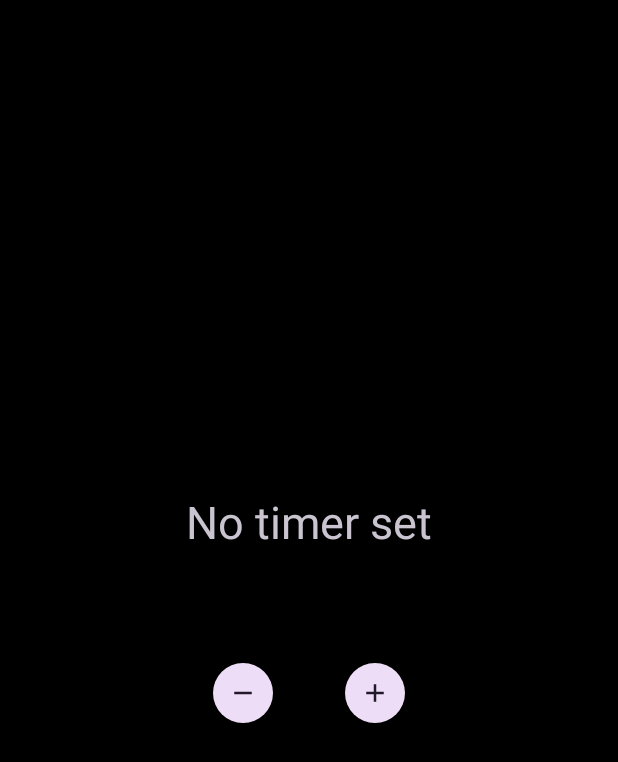
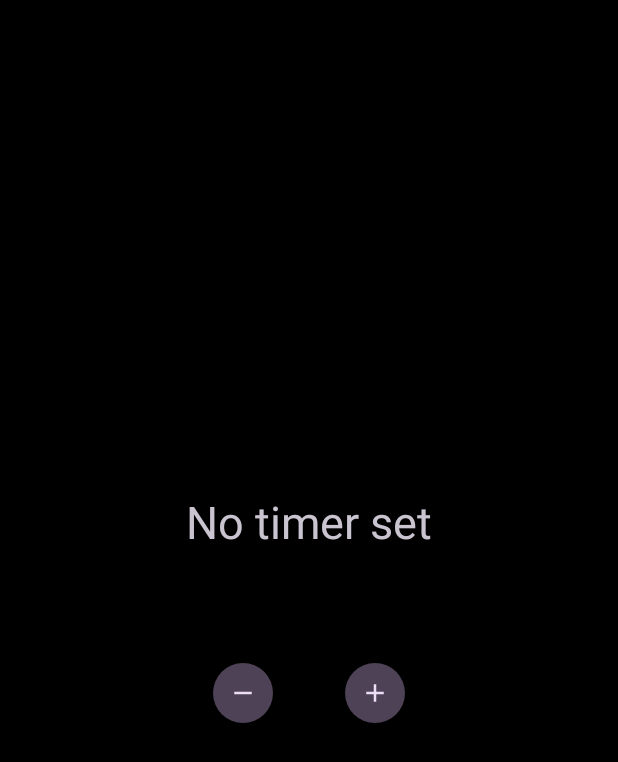
Before and after one commit to vornao/MySleepTimer, an Android app: the screen it shows after launch (MainActivity), on a phone screen of 412 x 824 dp. Shown: the top 762 px of the screen. Run offline under Robolectric (Android 15) with nearby library versions, the phone set to English and light mode, and no system bars; 4 statements that could not run were skipped.

Commit message:
fixed permission request, removed light theme

```diff
--- a/app/build.gradle.kts
+++ b/app/build.gradle.kts
@@ -19,7 +19,7 @@ android {
 
     buildTypes {
         release {
-            isMinifyEnabled = false
+            isMinifyEnabled = true
             isDebuggable = false
             proguardFiles(
                 getDefaultProguardFile("proguard-android-optimize.txt"),
--- a/app/src/main/java/dev/vornao/mysleeptimer/MainActivity.kt
+++ b/app/src/main/java/dev/vornao/mysleeptimer/MainActivity.kt
@@ -23,9 +23,6 @@ class MainActivity : AppCompatActivity() {
         super.onCreate(savedInstanceState)
         setContentView(R.layout.activity_main)
 
-        // force night mode
-        AppCompatDelegate.setDefaultNightMode(AppCompatDelegate.MODE_NIGHT_YES)
-
         var timerValue = 0
         val addTime = findViewById<Button>(R.id.add_time)
         val subTime = findViewById<Button>(R.id.sub_time)
@@ -34,16 +31,14 @@ class MainActivity : AppCompatActivity() {
         val sleepAdminReceiver = ComponentName(this, SleepAdminReceiver::class.java)
         val workManager = WorkManager.getInstance(this)
 
-        checkNotificationPermission()
+        if (!devicePolicyManager.isAdminActive(sleepAdminReceiver)) {
+            requestAdmin(sleepAdminReceiver, devicePolicyManager)
+        }
 
         // check if there is a timer running and cancel it
         if (workManager.getWorkInfosByTag("sleep").get().size > 0) {
             workManager.cancelAllWorkByTag("sleep")
             Snackbar.make(addTime, "All timers cancelled", Snackbar.LENGTH_SHORT).show()
-        }
-
-        if (!devicePolicyManager.isAdminActive(sleepAdminReceiver)) {
-            requestAdminPermissions(sleepAdminReceiver)
         }
 
         addTime.setOnClickListener {
@@ -70,54 +65,27 @@ class MainActivity : AppCompatActivity() {
     override fun onResume() {
         super.onResume()
         val workManager = WorkManager.getInstance(this)
-        // delete all work with tag sleep if there is any and status is enqueued
         if (workManager.getWorkInfosByTag("sleep").get().size > 0) {
             workManager.cancelAllWorkByTag("sleep")
         }
     }
 
-    private fun requestAdminPermissions(componentName: ComponentName){
-        Intent(DevicePolicyManager.ACTION_ADD_DEVICE_ADMIN).let {
-            it.putExtra(DevicePolicyManager.EXTRA_DEVICE_ADMIN, componentName)
-            it.putExtra(DevicePolicyManager.EXTRA_ADD_EXPLANATION, "Sleep timer")
-            val r = registerForActivityResult(
-                    ActivityResultContracts.StartActivityForResult()) { result ->
-                if (result.resultCode == RESULT_OK) {
-                    Toast.makeText(
-                        this,
-                        "Device admin enabled",
-                        Toast.LENGTH_SHORT).show()
-                        //TODO: make dialog to ask for restart
-                } else {
-                    Toast.makeText(
-                        this,
-                        "Device admin not enabled",
-                        Toast.LENGTH_SHORT).show()
-                }
-            }
-            r.launch(it)
-        }
-    }
-
-    private fun checkNotificationPermission() {
-        // RequestPermission
-
-        val rp = ActivityResultContracts.RequestPermission()
-        registerForActivityResult(rp) { result ->
-            if (result) {
-                Toast.makeText(
-                    this,
-                    "Notification permission granted",
-                    Toast.LENGTH_SHORT
-                ).show()
+    private fun requestAdmin(sleepAdminReceiver: ComponentName, devicePolicyManager: DevicePolicyManager) {
+        val intent = Intent(DevicePolicyManager.ACTION_ADD_DEVICE_ADMIN)
+        intent.putExtra(DevicePolicyManager.EXTRA_DEVICE_ADMIN, sleepAdminReceiver)
+        intent.putExtra(
+            DevicePolicyManager.EXTRA_ADD_EXPLANATION,
+            "This app needs admin permission to lock the device"
+        )
+        Log.d("REQSR", "Requesting admin permission")
+        val launcher = registerForActivityResult(ActivityResultContracts.StartActivityForResult()) {
+            if (devicePolicyManager.isAdminActive(sleepAdminReceiver)) {
+                Toast.makeText(this, "Admin permission granted", Toast.LENGTH_SHORT).show()
             } else {
-                Toast.makeText(
-                    this,
-                    "Notification permission not granted",
-                    Toast.LENGTH_SHORT
-                ).show()
+                Toast.makeText(this, "Admin permission denied", Toast.LENGTH_SHORT).show()
             }
         }
+        launcher.launch(intent)
     }
 
     private fun rescheduleTimer(timerValue: Int) {
@@ -135,7 +103,6 @@ class MainActivity : AppCompatActivity() {
             .setInitialDelay(timerValue.toLong(), java.util.concurrent.TimeUnit.MINUTES)
             .addTag("sleep")
             .build()
-
         workManager.enqueue(sleepTimer)
     }
 }
--- a/app/src/main/java/dev/vornao/mysleeptimer/SleepWorker.kt
+++ b/app/src/main/java/dev/vornao/mysleeptimer/SleepWorker.kt
@@ -24,7 +24,6 @@ class SleepWorker (private val ctx: Context, params: WorkerParameters) : Worker(
             deviceManager.lockNow()
         } catch (e: Exception) {
             Log.e("SleepWorker", "Error locking device: ${e.message}")
-            postLockNotification()
             return Result.failure()
         }
         return Result.success()
--- a/app/src/main/res/values-night/themes.xml
+++ /dev/null
@@ -1,33 +0,0 @@
-<resources>
-    <style name="MySleepTimer" parent="Theme.Material3.Dark.NoActionBar">
-        <item name="colorPrimary">@color/md_theme_dark_primary</item>
-        <item name="colorOnPrimary">@color/md_theme_dark_onPrimary</item>
-        <item name="colorPrimaryContainer">@color/md_theme_dark_primaryContainer</item>
-        <item name="colorOnPrimaryContainer">@color/md_theme_dark_onPrimaryContainer</item>
-        <item name="colorSecondary">@color/md_theme_dark_secondary</item>
-        <item name="colorOnSecondary">@color/md_theme_dark_onSecondary</item>
-        <item name="colorSecondaryContainer">@color/md_theme_dark_secondaryContainer</item>
-        <item name="colorOnSecondaryContainer">@color/md_theme_dark_onSecondaryContainer</item>
-        <item name="colorTertiary">@color/md_theme_dark_tertiary</item>
-        <item name="colorOnTertiary">@color/md_theme_dark_onTertiary</item>
-        <item name="colorTertiaryContainer">@color/md_theme_dark_tertiaryContainer</item>
-        <item name="colorOnTertiaryContainer">@color/md_theme_dark_onTertiaryContainer</item>
-        <item name="colorError">@color/md_theme_dark_error</item>
-        <item name="colorErrorContainer">@color/md_theme_dark_errorContainer</item>
-        <item name="colorOnError">@color/md_theme_dark_onError</item>
-        <item name="colorOnErrorContainer">@color/md_theme_dark_onErrorContainer</item>
-        <item name="android:colorBackground">@color/md_theme_dark_background</item>
-        <item name="colorOnBackground">@color/md_theme_dark_onBackground</item>
-        <item name="colorSurface">@color/md_theme_dark_surface</item>
-        <item name="colorOnSurface">@color/md_theme_dark_onSurface</item>
-        <item name="colorSurfaceVariant">@color/md_theme_dark_surfaceVariant</item>
-        <item name="colorOnSurfaceVariant">@color/md_theme_dark_onSurfaceVariant</item>
-        <item name="colorOutline">@color/md_theme_dark_outline</item>
-        <item name="colorOnSurfaceInverse">@color/md_theme_dark_inverseOnSurface</item>
-        <item name="colorSurfaceInverse">@color/md_theme_dark_inverseSurface</item>
-        <item name="colorPrimaryInverse">@color/md_theme_dark_inversePrimary</item>
-        <item name="android:statusBarColor">
-            @android:color/transparent
-        </item>
-    </style>
-</resources>
--- a/app/src/main/res/values/themes.xml
+++ b/app/src/main/res/values/themes.xml
@@ -1,32 +1,31 @@
 <resources>
-    <style name="MySleepTimer" parent="Theme.Material3.Light.NoActionBar">
-        <item name="colorPrimary">@color/md_theme_light_primary</item>
-        <item name="colorOnPrimary">@color/md_theme_light_onPrimary</item>
-        <item name="colorPrimaryContainer">@color/md_theme_light_primaryContainer</item>
-        <item name="colorOnPrimaryContainer">@color/md_theme_light_onPrimaryContainer</item>
-        <item name="colorSecondary">@color/md_theme_light_secondary</item>
-        <item name="colorOnSecondary">@color/md_theme_light_onSecondary</item>
-        <item name="colorSecondaryContainer">@color/md_theme_light_secondaryContainer</item>
-        <item name="colorOnSecondaryContainer">@color/md_theme_light_onSecondaryContainer</item>
-        <item name="colorTertiary">@color/md_theme_light_tertiary</item>
-        <item name="colorOnTertiary">@color/md_theme_light_onTertiary</item>
-        <item name="colorTertiaryContainer">@color/md_theme_light_tertiaryContainer</item>
-        <item name="colorOnTertiaryContainer">@color/md_theme_light_onTertiaryContainer</item>
-        <item name="colorError">@color/md_theme_light_error</item>
-        <item name="colorErrorContainer">@color/md_theme_light_errorContainer</item>
-        <item name="colorOnError">@color/md_theme_light_onError</item>
-        <item name="colorOnErrorContainer">@color/md_theme_light_onErrorContainer</item>
-        <item name="android:colorBackground">@color/md_theme_light_background</item>
-        <item name="colorOnBackground">@color/md_theme_light_onBackground</item>
-        <item name="colorSurface">@color/md_theme_light_surface</item>
-        <item name="colorOnSurface">@color/md_theme_light_onSurface</item>
-        <item name="colorSurfaceVariant">@color/md_theme_light_surfaceVariant</item>
-        <item name="colorOnSurfaceVariant">@color/md_theme_light_onSurfaceVariant</item>
-        <item name="colorOutline">@color/md_theme_light_outline</item>
-        <item name="colorOnSurfaceInverse">@color/md_theme_light_inverseOnSurface</item>
-        <item name="colorSurfaceInverse">@color/md_theme_light_inverseSurface</item>
-        <item name="colorPrimaryInverse">@color/md_theme_light_inversePrimary</item>
-
+    <style name="MySleepTimer" parent="Theme.Material3.Dark.NoActionBar">
+        <item name="colorPrimary">@color/md_theme_dark_primary</item>
+        <item name="colorOnPrimary">@color/md_theme_dark_onPrimary</item>
+        <item name="colorPrimaryContainer">@color/md_theme_dark_primaryContainer</item>
+        <item name="colorOnPrimaryContainer">@color/md_theme_dark_onPrimaryContainer</item>
+        <item name="colorSecondary">@color/md_theme_dark_secondary</item>
+        <item name="colorOnSecondary">@color/md_theme_dark_onSecondary</item>
+        <item name="colorSecondaryContainer">@color/md_theme_dark_secondaryContainer</item>
+        <item name="colorOnSecondaryContainer">@color/md_theme_dark_onSecondaryContainer</item>
+        <item name="colorTertiary">@color/md_theme_dark_tertiary</item>
+        <item name="colorOnTertiary">@color/md_theme_dark_onTertiary</item>
+        <item name="colorTertiaryContainer">@color/md_theme_dark_tertiaryContainer</item>
+        <item name="colorOnTertiaryContainer">@color/md_theme_dark_onTertiaryContainer</item>
+        <item name="colorError">@color/md_theme_dark_error</item>
+        <item name="colorErrorContainer">@color/md_theme_dark_errorContainer</item>
+        <item name="colorOnError">@color/md_theme_dark_onError</item>
+        <item name="colorOnErrorContainer">@color/md_theme_dark_onErrorContainer</item>
+        <item name="android:colorBackground">@color/md_theme_dark_background</item>
+        <item name="colorOnBackground">@color/md_theme_dark_onBackground</item>
+        <item name="colorSurface">@color/md_theme_dark_surface</item>
+        <item name="colorOnSurface">@color/md_theme_dark_onSurface</item>
+        <item name="colorSurfaceVariant">@color/md_theme_dark_surfaceVariant</item>
+        <item name="colorOnSurfaceVariant">@color/md_theme_dark_onSurfaceVariant</item>
+        <item name="colorOutline">@color/md_theme_dark_outline</item>
+        <item name="colorOnSurfaceInverse">@color/md_theme_dark_inverseOnSurface</item>
+        <item name="colorSurfaceInverse">@color/md_theme_dark_inverseSurface</item>
+        <item name="colorPrimaryInverse">@color/md_theme_dark_inversePrimary</item>
         <item name="android:statusBarColor">
             @android:color/transparent
         </item>
```
Also changed, not shown: app/src/main/java/dev/vornao/mysleeptimer/SleepAdminReceiver.kt (+0 -17 lines).
